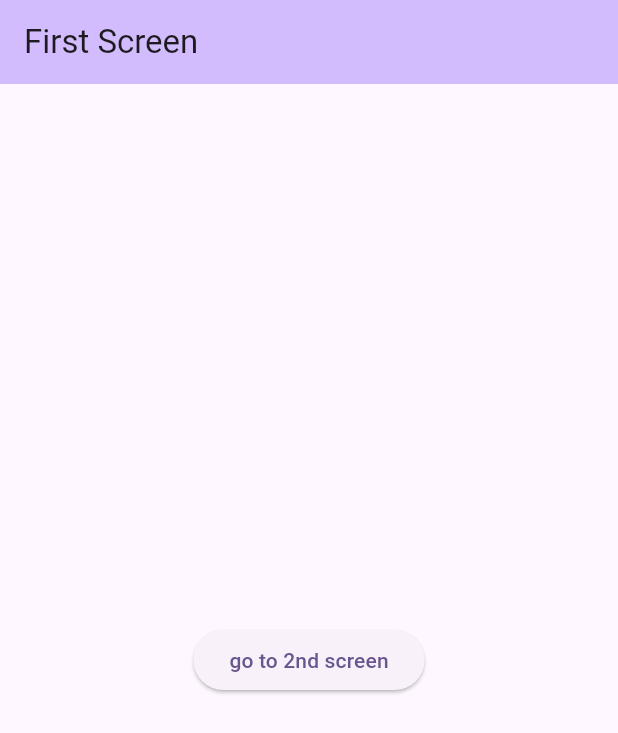
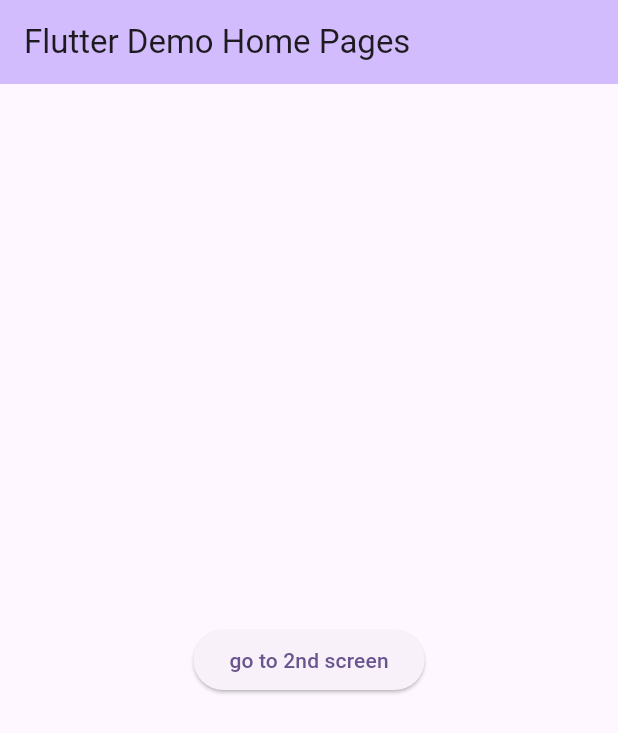
Before and after one commit to hasanthex/basic-flutter, a Flutter app: the screen it shows after launch, on a phone screen of 412 x 824 dp. Shown: the top 733 px of the screen. Run offline on Flutter 3.47's test engine with Material 3 defaults, Android fonts, the phone set to English and light mode, and no system bars.

```diff
--- a/lib/main.dart
+++ b/lib/main.dart
@@ -13,33 +13,39 @@ class MyApp extends StatelessWidget {
   Widget build(BuildContext context) {
     return MaterialApp(
       title: 'Flutter Demo',
-      initialRoute: '/',
-      routes: {
-        '/': (context) => const FirstScreen(),
-        '/second': (context) => const SecondScreen()
-      },
       theme: ThemeData(
         colorScheme: ColorScheme.fromSeed(seedColor: Colors.deepPurple),
         useMaterial3: true,
       ),
+      home: const MyHomePage(title: 'Flutter Demo Home Pages'),
     );
   }
 }
 
-class FirstScreen extends StatelessWidget {
-  const FirstScreen({super.key});
+class MyHomePage extends StatefulWidget {
+  const MyHomePage({super.key, required this.title});
 
+  final String title;
+
+  @override
+  State<MyHomePage> createState() => _MyHomePageState();
+}
+
+class _MyHomePageState extends State<MyHomePage> {
   @override
   Widget build(BuildContext context) {
     return Scaffold(
       appBar: AppBar(
         backgroundColor: Theme.of(context).colorScheme.inversePrimary,
-        title: const Text("First Screen"),
+        title: Text(widget.title),
       ),
       body: Center(
         child: ElevatedButton(
             onPressed: () {
-              Navigator.pushNamed(context, "/second");
+              Navigator.push(
+                  context,
+                  MaterialPageRoute(
+                      builder: (context) => const SecondScreen()));
             },
             child: const Text("go to 2nd screen")),
       ),
```
